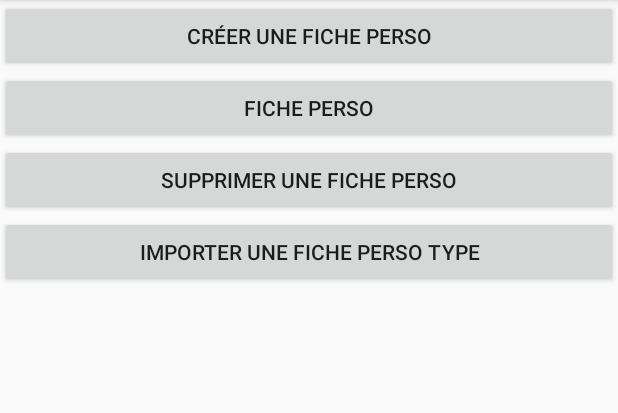
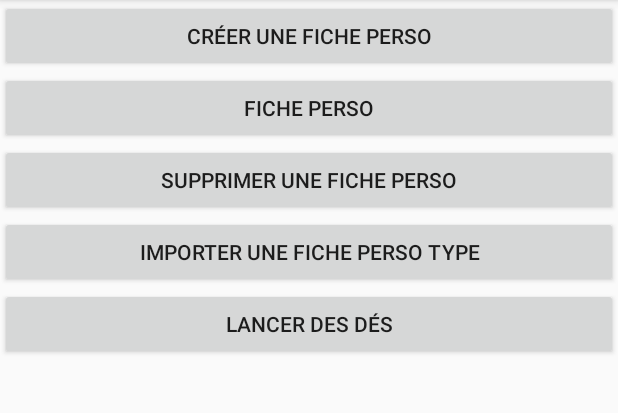
Before and after one commit to Kitolex/AndroidProjetJDR, an Android app: the screen it shows after launch (MainActivity), on a phone screen of 412 x 824 dp, the part 84-497 px from its top. Run offline under Robolectric (Android 15) with nearby library versions, the phone set to English and light mode, and no system bars.

Commit message:
ajout d'un bouton sur l'ecran d'accueil pour aller vers l'activité de lancer de dés

```diff
--- a/app/src/main/java/ca/uqac/projetjdr/MainActivity.java
+++ b/app/src/main/java/ca/uqac/projetjdr/MainActivity.java
@@ -45,6 +45,11 @@ public class MainActivity extends AppCompatActivity {
 
     public void BoutonImporter(View view) {
         Intent intent = new Intent(MainActivity.this, ImporterActivite.class);
+        startActivity(intent);
+    }
+
+    public void BoutonLancerDes(View view) {
+        Intent intent = new Intent(MainActivity.this, LancerDesActivity.class);
         startActivity(intent);
     }
 
--- a/app/src/main/res/layout/activity_main.xml
+++ b/app/src/main/res/layout/activity_main.xml
@@ -51,6 +51,14 @@
                 android:id="@+id/Importer"
                 android:onClick="BoutonImporter"/>
 
+
+            <Button
+                android:layout_width="match_parent"
+                android:layout_height="wrap_content"
+                android:text="Lancer des dés"
+                android:id="@+id/LancerDes"
+                android:onClick="BoutonLancerDes"/>
+
         </LinearLayout>
 
 
```
